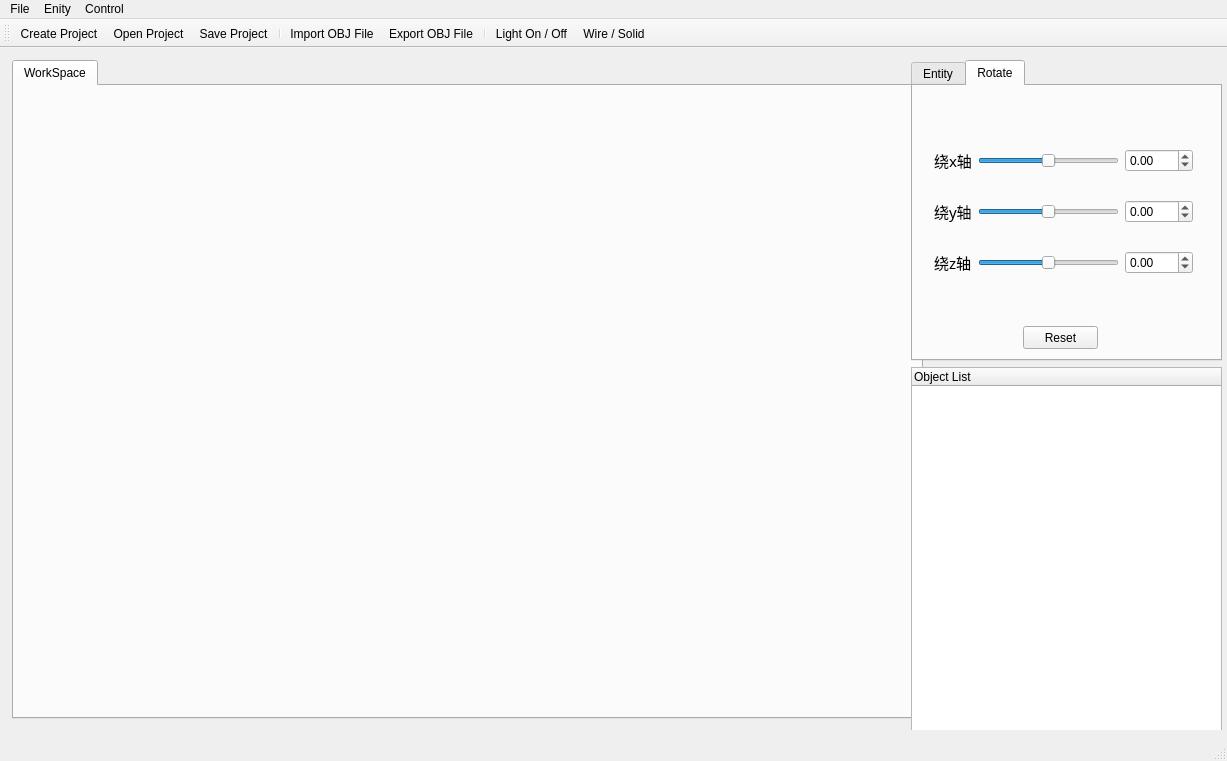
Just-CJ/miniBlender, file mainwindow.ui: the form before one commit.
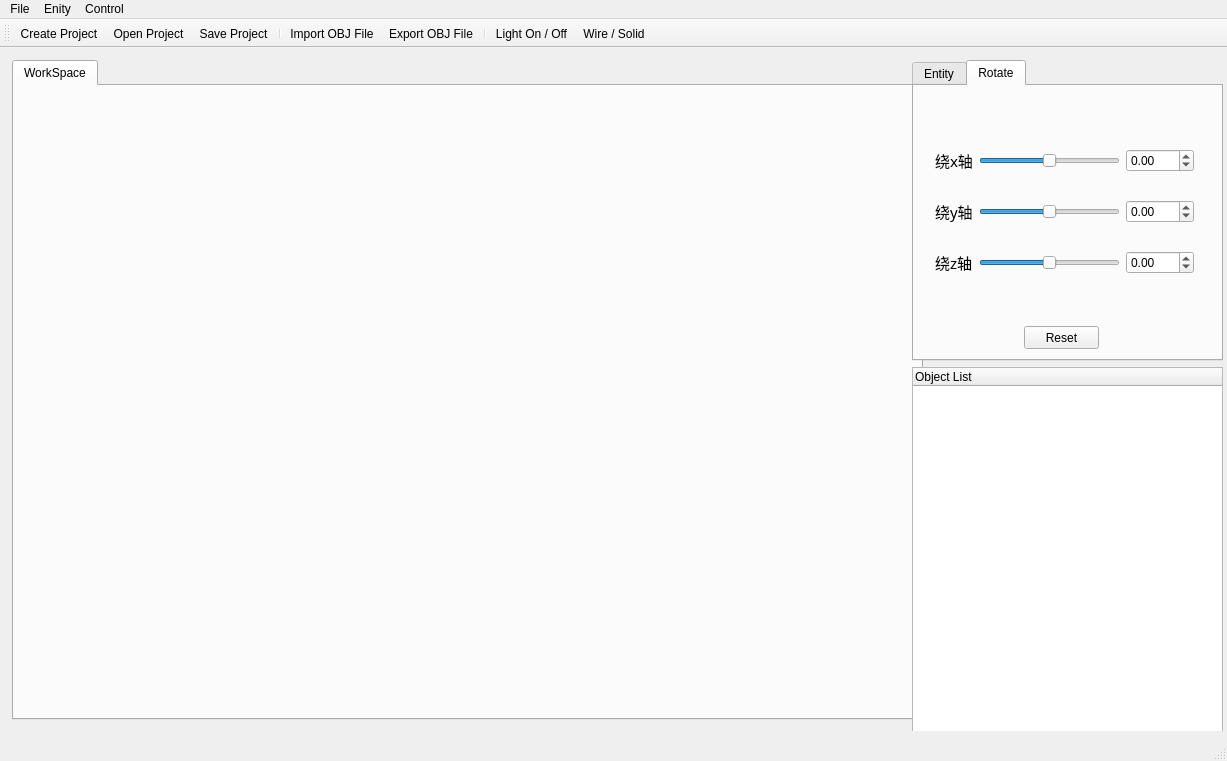
The form after the commit. The open tabs and pages were chosen to show the change. Icons and pictures are not drawn.

Commit message: Add screen capture. Fix rotation bugs. 	modified:   enity.cpp 	modified:   mainwindow.cpp 	modified:   mainwindow.h 	modified:   mainwindow.ui 	modified:   miniBlender.pro.user

```diff
--- a/mainwindow.ui
+++ b/mainwindow.ui
@@ -47,8 +47,8 @@
      <rect>
       <x>1</x>
       <y>1</y>
-      <width>1232</width>
-      <height>681</height>
+      <width>1233</width>
+      <height>682</height>
      </rect>
     </property>
     <layout class="QHBoxLayout" name="horizontalLayout_6">
```
Left out of the diff: 11 changed lines with no effect on the pictures. The commit also changes 4 other files.
